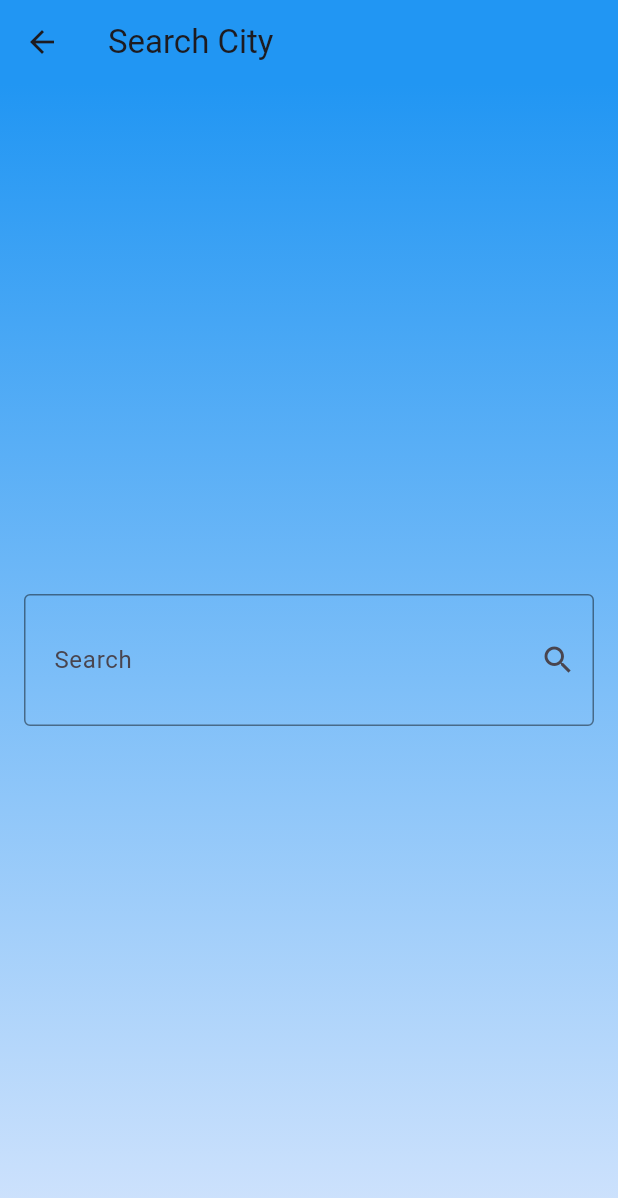
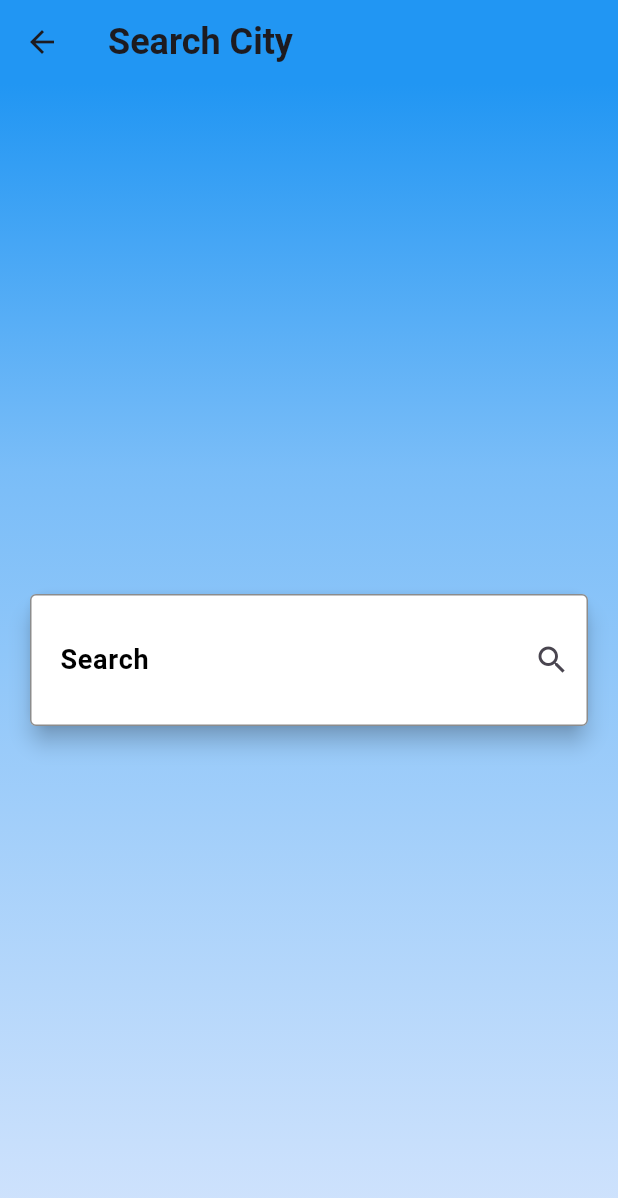
Before and after one commit to Ahmedab0/Weather-Application, a Flutter app: the screen it shows after launch, after a tap on the "search" icon, on a phone screen of 412 x 824 dp. Shown: the top 1198 px of the screen. Run offline on Flutter 3.47's test engine with Material 3 defaults, Android fonts, the phone set to English and light mode, and no system bars; our stand-ins replace dio, flutter_bloc.

Commit message:
second commit

```diff
--- a/lib/cubits/get_weather_cubit/get_weather_cubit.dart
+++ b/lib/cubits/get_weather_cubit/get_weather_cubit.dart
@@ -11,6 +11,7 @@ class GetWeatherCubit extends Cubit<WeatherState> {
 
   WeatherModel? weatherModel;
 
+
 // 3 # create function
   getWeather (value) async {
     try {
--- a/lib/main.dart
+++ b/lib/main.dart
@@ -1,12 +1,42 @@
 import 'package:flutter/material.dart';
 import 'package:flutter_bloc/flutter_bloc.dart';
 import 'package:weather_app/cubits/get_weather_cubit/get_weather_cubit.dart';
+import 'package:weather_app/cubits/get_weather_cubit/get_weather_state.dart';
 
 import 'views/home_page.dart';
 
 void main() {
   runApp(const MyApp());
 }
+
+class MyApp extends StatelessWidget {
+  const MyApp({super.key});
+
+  @override
+  Widget build(BuildContext context) {
+    return BlocProvider(
+      create: (context) => GetWeatherCubit(),
+      child: Builder(
+        builder: (context) {
+          return BlocBuilder<GetWeatherCubit,WeatherState>(
+            builder: (context, state) =>
+            MaterialApp(
+              debugShowCheckedModeBanner: false,
+              theme: ThemeData(
+                primaryColor: _getWeatherColor(BlocProvider.of<GetWeatherCubit>(context).weatherModel?.weatherCond),
+                primarySwatch: _getWeatherColor(BlocProvider.of<GetWeatherCubit>(context).weatherModel?.weatherCond),
+                //colorScheme: const ColorScheme.light(primary: Colors.blue),
+                useMaterial3: true,
+              ),
+              home: const HomePage(),
+            ),
+          );
+        }
+      ),
+    );
+  }
+}
+
 
 MaterialColor _getWeatherColor(String? condition) {
 
@@ -28,28 +58,3 @@ MaterialColor _getWeatherColor(String? condition) {
     return Colors.blue;
   }
 }
-
-class MyApp extends StatelessWidget {
-  const MyApp({super.key});
-
-  @override
-  Widget build(BuildContext context) {
-    return BlocProvider(
-      create: (context) => GetWeatherCubit(),
-      child: Builder(
-        builder: (context) {
-          return MaterialApp(
-            debugShowCheckedModeBanner: false,
-            theme: ThemeData(
-              primaryColor: _getWeatherColor(BlocProvider.of<GetWeatherCubit>(context,listen: true).weatherModel?.weatherCond),
-              primarySwatch: _getWeatherColor(BlocProvider.of<GetWeatherCubit>(context,listen: true).weatherModel?.weatherCond),
-              //colorScheme: const ColorScheme.light(primary: Colors.blue),
-              useMaterial3: true,
-            ),
-            home: const HomePage(),
-          );
-        }
-      ),
-    );
-  }
-}
--- a/lib/services/weatherServices.dart
+++ b/lib/services/weatherServices.dart
@@ -1,3 +1,4 @@
+
 import 'dart:developer';
 
 import 'package:dio/dio.dart';
@@ -21,11 +22,11 @@ class WeatherServices {
       return weatherModel;
     } on DioException catch (e) {
       final String messageError = e.response?.data['error']['message'] ??
-          'Oops There was an error, try later';
+          'OOPS There was an error, try later';
       throw Exception(messageError);
     } catch (e) {
       log('$e');
-      throw Exception('Oops There was an error, try later');
+      throw Exception('OOPS There was an error, try later');
     }
   }
 }
--- a/lib/views/home_page.dart
+++ b/lib/views/home_page.dart
@@ -20,8 +20,8 @@ class _HomePageState extends State<HomePage> {
     return Scaffold(
       appBar: AppBar(
         elevation: 0,
-        title: const Text('The Weather', style: TextStyle(fontSize: 24)),
-        centerTitle: true,
+        title: const Text('Today\'s Weather', style: TextStyle(fontSize: 24,fontWeight: FontWeight.bold)),
+        //centerTitle: true,
         backgroundColor: Theme.of(context).primaryColor,
         //foregroundColor: Colors.white,
         //backgroundColor: Theme.of(context).colorScheme.primary,
@@ -31,7 +31,7 @@ class _HomePageState extends State<HomePage> {
               Navigator.of(context).push(MaterialPageRoute(
                   builder: (context) => const SearchScreen()));
             },
-            icon: const Icon(Icons.search),
+            icon: const Icon(Icons.search,size: 30),
           ),
         ],
       ),
--- a/lib/views/search_screen.dart
+++ b/lib/views/search_screen.dart
@@ -11,14 +11,14 @@ class SearchScreen extends StatelessWidget {
     return Scaffold(
       appBar: AppBar(
         backgroundColor: Theme.of(context).primaryColor,
-        title: const Text('Search City'),
+        title: const Text('Search City',style: TextStyle(fontSize: 24,fontWeight: FontWeight.bold),),
       ),
       body: Container(
         padding: const EdgeInsets.symmetric(horizontal: 16),
         decoration: BoxDecoration(
           gradient: LinearGradient(colors: [
             Theme.of(context).primaryColor,
-            Theme.of(context).primaryColor.withOpacity(0.8),
+            //Theme.of(context).primaryColor.withOpacity(0.8),
             Theme.of(context).primaryColor.withOpacity(0.6),
             Theme.of(context).primaryColor.withOpacity(0.4),
             Theme.of(context).primaryColor.withOpacity(0.2),
@@ -26,6 +26,8 @@ class SearchScreen extends StatelessWidget {
               begin: Alignment.topCenter, end: Alignment.bottomCenter),
         ),
         child: Center(
+          child: Card(
+            elevation: 6,
             child: TextField(
               onSubmitted: (value) {
                 BlocProvider.of<GetWeatherCubit>(context).getWeather(value);
@@ -35,7 +37,10 @@ class SearchScreen extends StatelessWidget {
                 contentPadding: EdgeInsets.symmetric(vertical: 32,horizontal: 16),
                 suffixIcon: Icon(Icons.search),
                 label: Text('Search'),
+                labelStyle: TextStyle(fontSize: 18,fontWeight: FontWeight.bold,color: Colors.black),
                 hintText: 'Enter Your City Name',
+                  filled: true,
+                  fillColor: Colors.white,
                   border: OutlineInputBorder(
                     borderSide: BorderSide(color: Colors.black45),
                   ),
@@ -49,6 +54,7 @@ class SearchScreen extends StatelessWidget {
             ),
           ),
         ),
+      ),
     );
   }
 }
--- a/lib/widget/weather_info.dart
+++ b/lib/widget/weather_info.dart
@@ -8,13 +8,12 @@ class WeatherInfo extends StatelessWidget {
 
   @override
   Widget build(BuildContext context) {
-    WeatherModel weatherModel = BlocProvider.of<GetWeatherCubit>(context,listen: true).weatherModel!;
+    WeatherModel weatherModel = BlocProvider.of<GetWeatherCubit>(context).weatherModel!;
     return Container(
       padding: const EdgeInsets.symmetric(horizontal: 16),
       decoration: BoxDecoration(
         gradient: LinearGradient(colors: [
           Theme.of(context).primaryColor,
-          Theme.of(context).primaryColor.withOpacity(0.8),
           Theme.of(context).primaryColor.withOpacity(0.6),
           Theme.of(context).primaryColor.withOpacity(0.4),
           Theme.of(context).primaryColor.withOpacity(0.2),
```
Lines whose indentation alone changed are shown as unchanged.
